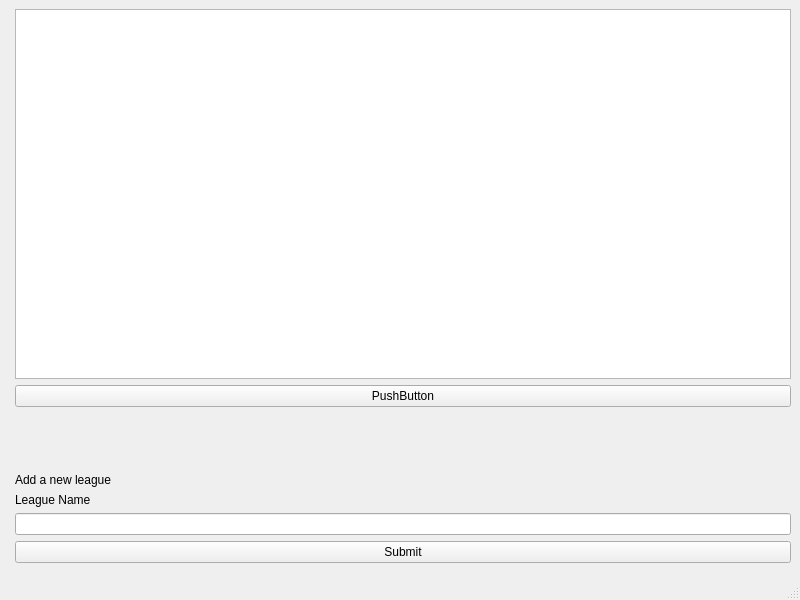
The window that curling_league/main_window.ui (mattwbdv/Sports-League-Manager) describes before a commit, drawn with Qt 5.
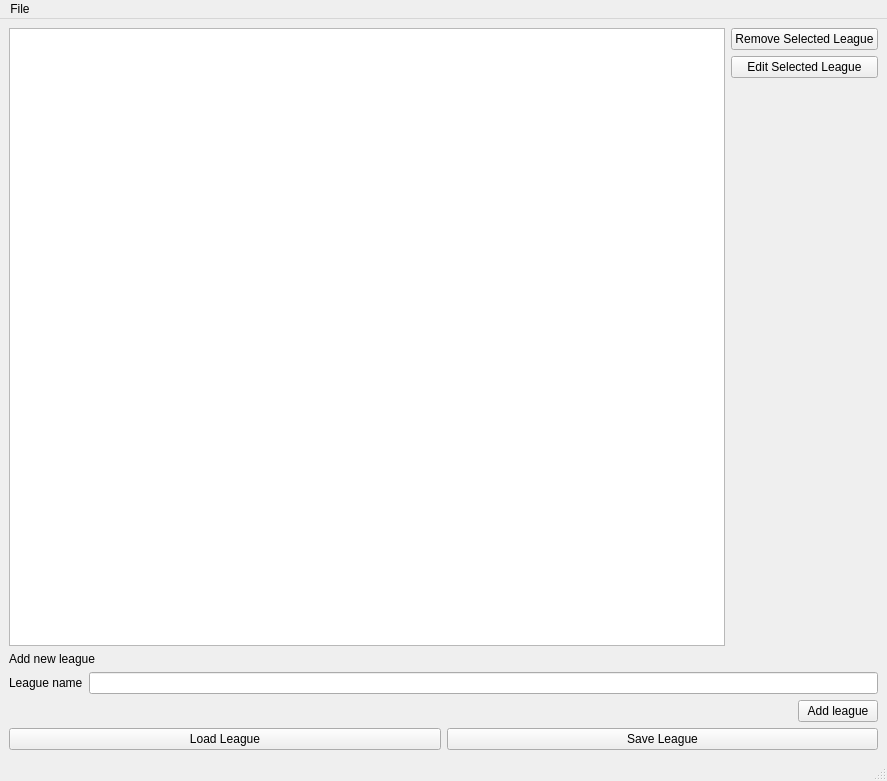
The same window after the commit.

Commit message: adding more to main window and introducing edit league dialogue

Diff of the .ui file:
```diff
--- a/curling_league/main_window.ui
+++ b/curling_league/main_window.ui
@@ -6,8 +6,8 @@
    <rect>
     <x>0</x>
     <y>0</y>
-    <width>800</width>
-    <height>600</height>
+    <width>887</width>
+    <height>781</height>
    </rect>
   </property>
   <property name="windowTitle">
@@ -16,89 +16,115 @@
   <widget class="QWidget" name="centralwidget">
    <layout class="QVBoxLayout" name="verticalLayout_2">
     <item>
-     <layout class="QFormLayout" name="formLayout">
-      <property name="fieldGrowthPolicy">
-       <enum>QFormLayout::ExpandingFieldsGrow</enum>
-      </property>
-      <item row="0" column="1">
-       <layout class="QVBoxLayout" name="verticalLayout">
+     <layout class="QHBoxLayout" name="horizontalLayout_2">
+      <item>
+       <layout class="QHBoxLayout" name="horizontalLayout">
         <item>
          <widget class="QListWidget" name="league_list_widget"/>
         </item>
+       </layout>
+      </item>
+      <item>
+       <layout class="QVBoxLayout" name="verticalLayout">
         <item>
          <widget class="QPushButton" name="pushButton">
           <property name="text">
-           <string>PushButton</string>
+           <string>Remove Selected League</string>
           </property>
          </widget>
         </item>
         <item>
-         <spacer name="horizontalSpacer">
-          <property name="orientation">
-           <enum>Qt::Horizontal</enum>
+         <widget class="QPushButton" name="edit_selected_league">
+          <property name="text">
+           <string>Edit Selected League</string>
           </property>
-          <property name="sizeHint" stdset="0">
-           <size>
-            <width>40</width>
-            <height>20</height>
-           </size>
-          </property>
-         </spacer>
+         </widget>
         </item>
         <item>
          <spacer name="horizontalSpacer_3">
           <property name="orientation">
-           <enum>Qt::Horizontal</enum>
+           <enum>Qt::Vertical</enum>
           </property>
           <property name="sizeHint" stdset="0">
            <size>
-            <width>40</width>
-            <height>20</height>
+            <width>20</width>
+            <height>40</height>
            </size>
           </property>
          </spacer>
         </item>
+       </layout>
+      </item>
+     </layout>
+    </item>
+    <item>
+     <layout class="QHBoxLayout" name="horizontalLayout_8">
+      <item>
+       <layout class="QVBoxLayout" name="verticalLayout_3">
         <item>
-         <spacer name="horizontalSpacer_2">
-          <property name="orientation">
-           <enum>Qt::Horizontal</enum>
-          </property>
-          <property name="sizeHint" stdset="0">
-           <size>
-            <width>40</width>
-            <height>20</height>
-           </size>
-          </property>
-         </spacer>
-        </item>
-        <item>
-         <widget class="QLabel" name="name_label">
+         <widget class="QLabel" name="label">
           <property name="text">
-           <string>Add a new league</string>
+           <string>Add new league </string>
           </property>
          </widget>
         </item>
         <item>
-         <widget class="QLabel" name="email_label">
-          <property name="text">
-           <string>League Name</string>
-          </property>
-         </widget>
+         <layout class="QHBoxLayout" name="horizontalLayout_6">
+          <item>
+           <widget class="QLabel" name="email_label">
+            <property name="text">
+             <string>League name</string>
+            </property>
+           </widget>
+          </item>
+          <item>
+           <widget class="QLineEdit" name="name_line_edit"/>
+          </item>
+         </layout>
         </item>
         <item>
-         <widget class="QLineEdit" name="name_line_edit"/>
+         <layout class="QHBoxLayout" name="horizontalLayout_7">
+          <item>
+           <spacer name="horizontalSpacer_2">
+            <property name="orientation">
+             <enum>Qt::Horizontal</enum>
+            </property>
+            <property name="sizeHint" stdset="0">
+             <size>
+              <width>40</width>
+              <height>20</height>
+             </size>
+            </property>
+           </spacer>
+          </item>
+          <item>
+           <widget class="QPushButton" name="add_button">
+            <property name="text">
+             <string>Add league</string>
+            </property>
+           </widget>
+          </item>
+         </layout>
         </item>
-        <item>
-         <widget class="QPushButton" name="add_button">
-          <property name="text">
-           <string>Submit</string>
-          </property>
-         </widget>
-        </item>
        </layout>
       </item>
-      <item row="3" column="0" colspan="2">
-       <layout class="QHBoxLayout" name="horizontalLayout"/>
+     </layout>
+    </item>
+    <item>
+     <layout class="QHBoxLayout" name="horizontalLayout_3">
+      <item>
+       <widget class="QPushButton" name="load_league_button">
+        <property name="text">
+         <string>Load League</string>
+        </property>
+       </widget>
+      </item>
+      <item>
+       <widget class="QPushButton" name="save_league_button">
+        <property name="text">
+         <string>Save League</string>
+        </property>
+       </widget>
       </item>
      </layout>
     </item>
@@ -109,10 +135,16 @@
     <rect>
      <x>0</x>
      <y>0</y>
-     <width>800</width>
-     <height>21</height>
+     <width>887</width>
+     <height>24</height>
     </rect>
    </property>
+   <widget class="QMenu" name="menuFile">
+    <property name="title">
+     <string>File</string>
+    </property>
+   </widget>
+   <addaction name="menuFile"/>
   </widget>
   <widget class="QStatusBar" name="statusbar"/>
  </widget>
```
Left out of the diff: 14 changed lines with no effect on the pictures. The commit also changes 4 other files.
